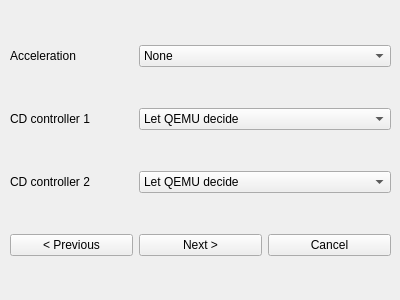
The window that ui/NewVM2.ui (Tech-FZ/EmuGUI-PreRelease) describes before a commit, drawn with Qt 5.
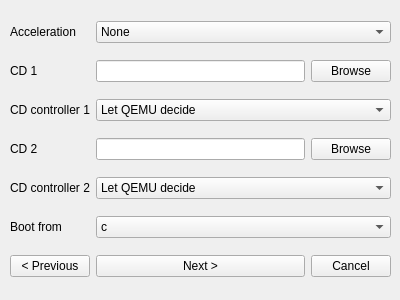
The same window after the commit. The open tabs and pages were chosen to show the change.

Commit message: Show UI elements for temporary settings in permanent VM dialogs

What changed in the file:
```diff
--- a/ui/NewVM2.ui
+++ b/ui/NewVM2.ui
@@ -3504,69 +3504,17 @@
       </rect>
      </property>
      <layout class="QGridLayout" name="gridLayout_25">
-      <item row="4" column="2">
+      <item row="8" column="2">
        <widget class="QPushButton" name="btn_cancel8">
         <property name="text">
          <string>Cancel</string>
         </property>
        </widget>
       </item>
-      <item row="4" column="1">
-       <widget class="QPushButton" name="btn_next8">
-        <property name="text">
-         <string>Next &gt;</string>
-        </property>
-       </widget>
-      </item>
-      <item row="4" column="0">
-       <widget class="QPushButton" name="btn_prev8">
-        <property name="text">
-         <string>&lt; Previous</string>
-        </property>
-       </widget>
-      </item>
-      <item row="2" column="0">
-       <widget class="QLabel" name="lbl_cdc2">
-        <property name="text">
-         <string>CD controller 2</string>
-        </property>
-       </widget>
-      </item>
       <item row="1" column="0">
-       <widget class="QLabel" name="lbl_cdc1">
+       <widget class="QLabel" name="lbl_cd1">
         <property name="text">
-         <string>CD controller 1</string>
-        </property>
-       </widget>
-      </item>
-      <item row="1" column="1" colspan="2">
-       <widget class="QComboBox" name="cb_cdc1">
-        <item>
-         <property name="text">
-          <string>Let QEMU decide</string>
-         </property>
-        </item>
-        <item>
-         <property name="text">
-          <string>IDE</string>
-         </property>
-        </item>
-        <item>
-         <property name="text">
-          <string>SCSI</string>
-         </property>
-        </item>
-        <item>
-         <property name="text">
-          <string>Virtio</string>
-         </property>
-        </item>
-       </widget>
-      </item>
-      <item row="0" column="0">
-       <widget class="QLabel" name="lbl_accel">
-        <property name="text">
-         <string>Acceleration</string>
+         <string>CD 1</string>
         </property>
        </widget>
       </item>
@@ -3604,7 +3552,14 @@
         </item>
        </widget>
       </item>
-      <item row="2" column="1" colspan="2">
+      <item row="8" column="0">
+       <widget class="QPushButton" name="btn_prev8">
+        <property name="text">
+         <string>&lt; Previous</string>
+        </property>
+       </widget>
+      </item>
+      <item row="5" column="1" colspan="2">
        <widget class="QComboBox" name="cb_cdc2">
         <item>
          <property name="text">
@@ -3628,6 +3583,116 @@
         </item>
        </widget>
       </item>
+      <item row="4" column="0">
+       <widget class="QLabel" name="lbl_cd2">
+        <property name="text">
+         <string>CD 2</string>
+        </property>
+       </widget>
+      </item>
+      <item row="8" column="1">
+       <widget class="QPushButton" name="btn_next8">
+        <property name="text">
+         <string>Next &gt;</string>
+        </property>
+       </widget>
+      </item>
+      <item row="1" column="1">
+       <widget class="QLineEdit" name="le_cd1"/>
+      </item>
+      <item row="3" column="0">
+       <widget class="QLabel" name="lbl_cdc1">
+        <property name="text">
+         <string>CD controller 1</string>
+        </property>
+       </widget>
+      </item>
+      <item row="3" column="1" colspan="2">
+       <widget class="QComboBox" name="cb_cdc1">
+        <item>
+         <property name="text">
+          <string>Let QEMU decide</string>
+         </property>
+        </item>
+        <item>
+         <property name="text">
+          <string>IDE</string>
+         </property>
+        </item>
+        <item>
+         <property name="text">
+          <string>SCSI</string>
+         </property>
+        </item>
+        <item>
+         <property name="text">
+          <string>Virtio</string>
+         </property>
+        </item>
+       </widget>
+      </item>
+      <item row="4" column="1">
+       <widget class="QLineEdit" name="le_cd2"/>
+      </item>
+      <item row="5" column="0">
+       <widget class="QLabel" name="lbl_cdc2">
+        <property name="text">
+         <string>CD controller 2</string>
+        </property>
+       </widget>
+      </item>
+      <item row="1" column="2">
+       <widget class="QPushButton" name="btn_cd1">
+        <property name="text">
+         <string>Browse</string>
+        </property>
+       </widget>
+      </item>
+      <item row="4" column="2">
+       <widget class="QPushButton" name="btn_cd2">
+        <property name="text">
+         <string>Browse</string>
+        </property>
+       </widget>
+      </item>
+      <item row="0" column="0">
+       <widget class="QLabel" name="lbl_accel">
+        <property name="text">
+         <string>Acceleration</string>
+        </property>
+       </widget>
+      </item>
+      <item row="6" column="0">
+       <widget class="QLabel" name="lbl_bootfrom">
+        <property name="text">
+         <string>Boot from</string>
+        </property>
+       </widget>
+      </item>
+      <item row="6" column="1" colspan="2">
+       <widget class="QComboBox" name="cb_bootfrom">
+        <item>
+         <property name="text">
+          <string>c</string>
+         </property>
+        </item>
+        <item>
+         <property name="text">
+          <string>a</string>
+         </property>
+        </item>
+        <item>
+         <property name="text">
+          <string>d</string>
+         </property>
+        </item>
+        <item>
+         <property name="text">
+          <string>Let QEMU decide</string>
+         </property>
+        </item>
+       </widget>
+      </item>
      </layout>
     </widget>
    </widget>
```
Left out of the diff: 90 changed lines with no effect on the pictures. The commit also changes 4 other files.
